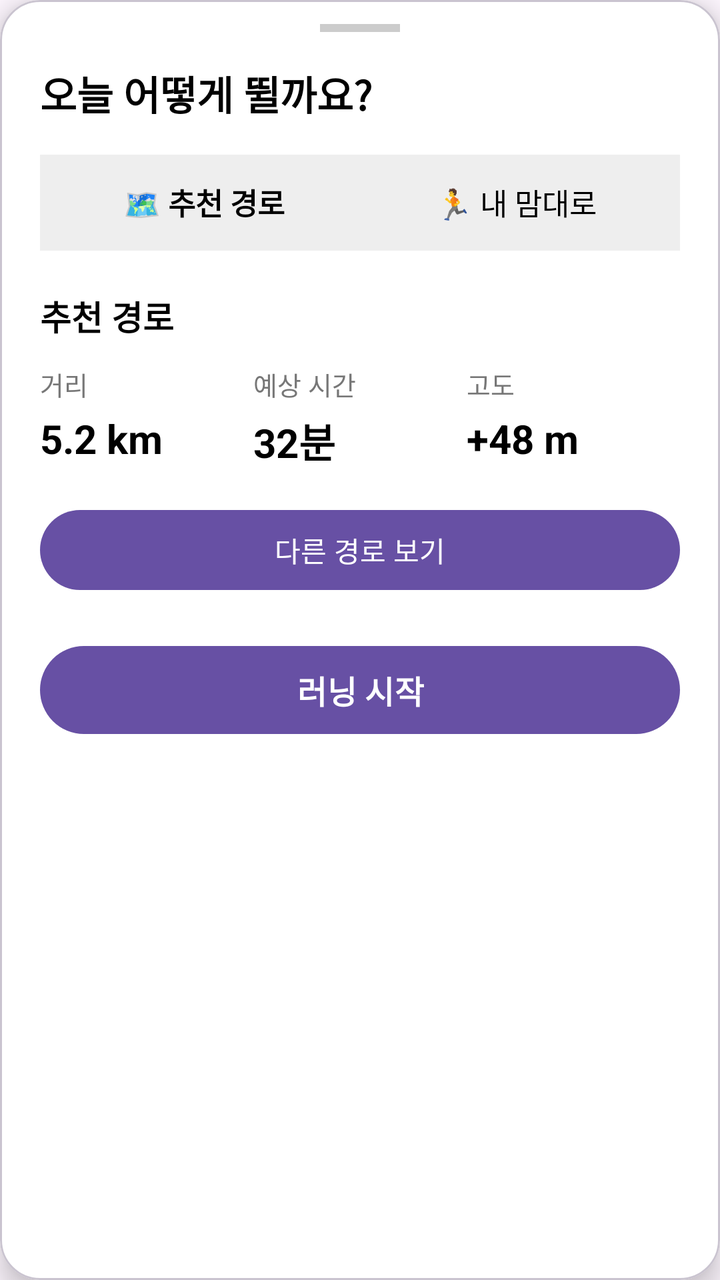
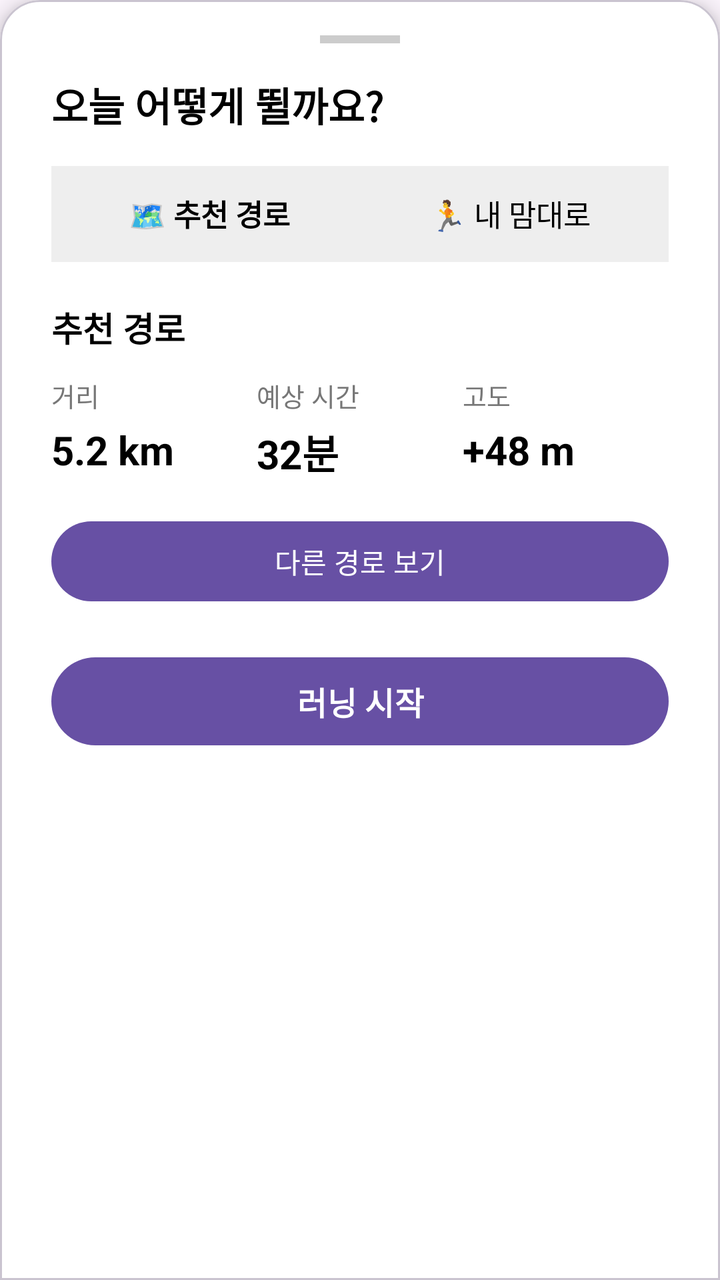

Before-and-after screenshots of an Android layout around one commit, followed by the original layout XML and the change that was made.
<!-- AndroidManifest.xml: application theme Theme.RunningProject -->
<!-- res/layout/bottom_sheet_running.xml -->
<?xml version="1.0" encoding="utf-8"?>
<com.google.android.material.card.MaterialCardView
    xmlns:android="http://schemas.android.com/apk/res/android"
    xmlns:app="http://schemas.android.com/apk/res-auto"
    android:id="@+id/running_bottom_sheet"
    android:layout_width="match_parent"
    android:layout_height="wrap_content"
    app:cardBackgroundColor="@android:color/white"
    app:cardCornerRadius="20dp"
    app:cardElevation="8dp"
    >

    <LinearLayout
        android:layout_width="match_parent"
        android:layout_height="wrap_content"
        android:orientation="vertical"
        android:paddingStart="20dp"
        android:paddingEnd="20dp"
        android:paddingTop="12dp"
        android:paddingBottom="20dp"
        >

        
        <View
            android:id="@+id/bottom_sheet_handle"
            android:layout_width="40dp"
            android:layout_height="4dp"
            android:layout_gravity="center_horizontal"
            android:background="#CCCCCC" />

        
        <TextView
            android:id="@+id/tv_running_title"
            android:layout_width="match_parent"
            android:layout_height="wrap_content"
            android:layout_marginTop="16dp"
            android:text="오늘 어떻게 뛸까요?"
            android:textColor="@android:color/black"
            android:textSize="20sp"
            android:textStyle="bold" />

        
        
        

        <LinearLayout
            android:id="@+id/running_mode_selector"
            android:layout_width="match_parent"
            android:layout_height="48dp"
            android:layout_marginTop="16dp"
            android:background="#EEEEEE"
            android:orientation="horizontal"
            android:padding="4dp">

            <TextView
                android:id="@+id/btn_mode_recommended"
                android:layout_width="0dp"
                android:layout_height="match_parent"
                android:layout_weight="1"
                android:gravity="center"
                android:text="🗺 추천 경로"
                android:textColor="@android:color/black"
                android:textSize="15sp"
                android:textStyle="bold" />

            <TextView
                android:id="@+id/btn_mode_free"
                android:layout_width="0dp"
                android:layout_height="match_parent"
                android:layout_weight="1"
                android:gravity="center"
                android:text="🏃 내 맘대로"
                android:textColor="@android:color/black"
                android:textSize="15sp" />

        </LinearLayout>


        
        
        

        <LinearLayout
            android:id="@+id/recommended_route_container"
            android:layout_width="match_parent"
            android:layout_height="wrap_content"
            android:layout_marginTop="20dp"
            android:orientation="vertical">

            <TextView
                android:id="@+id/tv_recommended_title"
                android:layout_width="match_parent"
                android:layout_height="wrap_content"
                android:text="추천 경로"
                android:textColor="@android:color/black"
                android:textSize="17sp"
                android:textStyle="bold" />

            <LinearLayout
                android:layout_width="match_parent"
                android:layout_height="wrap_content"
                android:layout_marginTop="12dp"
                android:orientation="horizontal">

                <LinearLayout
                    android:layout_width="0dp"
                    android:layout_height="wrap_content"
                    android:layout_weight="1"
                    android:orientation="vertical">

                    <TextView
                        android:layout_width="wrap_content"
                        android:layout_height="wrap_content"
                        android:text="거리"
                        android:textColor="#777777"
                        android:textSize="13sp" />

                    <TextView
                        android:id="@+id/tv_recommended_distance"
                        android:layout_width="wrap_content"
                        android:layout_height="wrap_content"
                        android:layout_marginTop="4dp"
                        android:text="5.2 km"
                        android:textColor="@android:color/black"
                        android:textSize="20sp"
                        android:textStyle="bold" />

                </LinearLayout>

                <LinearLayout
                    android:layout_width="0dp"
                    android:layout_height="wrap_content"
                    android:layout_weight="1"
                    android:orientation="vertical">

                    <TextView
                        android:layout_width="wrap_content"
                        android:layout_height="wrap_content"
                        android:text="예상 시간"
                        android:textColor="#777777"
                        android:textSize="13sp" />

                    <TextView
                        android:id="@+id/tv_recommended_time"
                        android:layout_width="wrap_content"
                        android:layout_height="wrap_content"
                        android:layout_marginTop="4dp"
                        android:text="32분"
                        android:textColor="@android:color/black"
                        android:textSize="20sp"
                        android:textStyle="bold" />

                </LinearLayout>

                <LinearLayout
                    android:layout_width="0dp"
                    android:layout_height="wrap_content"
                    android:layout_weight="1"
                    android:orientation="vertical">

                    <TextView
                        android:layout_width="wrap_content"
                        android:layout_height="wrap_content"
                        android:text="고도"
                        android:textColor="#777777"
                        android:textSize="13sp" />

                    <TextView
                        android:id="@+id/tv_recommended_elevation"
                        android:layout_width="wrap_content"
                        android:layout_height="wrap_content"
                        android:layout_marginTop="4dp"
                        android:text="+48 m"
                        android:textColor="@android:color/black"
                        android:textSize="20sp"
                        android:textStyle="bold" />

                </LinearLayout>

            </LinearLayout>

            
            <Button
                android:id="@+id/btn_other_route"
                android:layout_width="match_parent"
                android:layout_height="48dp"
                android:layout_marginTop="16dp"
                android:text="다른 경로 보기"
                android:textSize="14sp" />

        </LinearLayout>


        
        
        

        <LinearLayout
            android:id="@+id/free_running_container"
            android:layout_width="match_parent"
            android:layout_height="wrap_content"
            android:layout_marginTop="20dp"
            android:orientation="vertical"
            android:visibility="gone">

            <TextView
                android:id="@+id/tv_free_running_title"
                android:layout_width="match_parent"
                android:layout_height="wrap_content"
                android:text="내 맘대로 러닝"
                android:textColor="@android:color/black"
                android:textSize="17sp"
                android:textStyle="bold" />

            <TextView
                android:layout_width="match_parent"
                android:layout_height="wrap_content"
                android:layout_marginTop="6dp"
                android:text="원하는 곳으로 자유롭게 달려보세요."
                android:textColor="#777777"
                android:textSize="14sp" />

            
            <TextView
                android:id="@+id/tv_target_distance_title"
                android:layout_width="match_parent"
                android:layout_height="wrap_content"
                android:layout_marginTop="20dp"
                android:text="목표 거리"
                android:textColor="@android:color/black"
                android:textSize="15sp"
                android:textStyle="bold" />

            <LinearLayout
                android:id="@+id/target_distance_selector"
                android:layout_width="match_parent"
                android:layout_height="48dp"
                android:layout_marginTop="8dp"
                android:orientation="horizontal">

                <Button
                    android:id="@+id/btn_target_none"
                    android:layout_width="0dp"
                    android:layout_height="match_parent"
                    android:layout_weight="1"
                    android:text="제한 없음"
                    android:textSize="12sp" />

                <Button
                    android:id="@+id/btn_target_3km"
                    android:layout_width="0dp"
                    android:layout_height="match_parent"
                    android:layout_marginStart="4dp"
                    android:layout_weight="1"
                    android:text="3 km"
                    android:textSize="12sp" />

                <Button
                    android:id="@+id/btn_target_5km"
                    android:layout_width="0dp"
                    android:layout_height="match_parent"
                    android:layout_marginStart="4dp"
                    android:layout_weight="1"
                    android:text="5 km"
                    android:textSize="12sp" />

                <Button
                    android:id="@+id/btn_target_10km"
                    android:layout_width="0dp"
                    android:layout_height="match_parent"
                    android:layout_marginStart="4dp"
                    android:layout_weight="1"
                    android:text="10 km"
                    android:textSize="12sp" />

            </LinearLayout>

        </LinearLayout>


        
        
        

        <Button
            android:id="@+id/btn_start_running"
            android:layout_width="match_parent"
            android:layout_height="52dp"
            android:layout_marginTop="20dp"
            android:text="러닝 시작"
            android:textSize="16sp"
            android:textStyle="bold" />


        
        
        

        <LinearLayout
            android:id="@+id/running_active_container"
            android:layout_width="match_parent"
            android:layout_height="wrap_content"
            android:orientation="vertical"
            android:visibility="gone">

            <TextView
                android:id="@+id/tv_running_active_title"
                android:layout_width="match_parent"
                android:layout_height="wrap_content"
                android:text="러닝 중"
                android:textColor="@android:color/black"
                android:textSize="17sp"
                android:textStyle="bold" />

            
            <LinearLayout
                android:layout_width="match_parent"
                android:layout_height="wrap_content"
                android:layout_marginTop="16dp"
                android:orientation="horizontal">

                <LinearLayout
                    android:layout_width="0dp"
                    android:layout_height="wrap_content"
                    android:layout_weight="1"
                    android:orientation="vertical">

                    <TextView
                        android:layout_width="wrap_content"
                        android:layout_height="wrap_content"
                        android:text="거리"
                        android:textColor="#777777"
                        android:textSize="13sp" />

                    <TextView
                        android:id="@+id/tv_running_distance"
                        android:layout_width="wrap_content"
                        android:layout_height="wrap_content"
                        android:layout_marginTop="4dp"
                        android:text="0.00 km"
                        android:textColor="@android:color/black"
                        android:textSize="22sp"
                        android:textStyle="bold" />

                </LinearLayout>

                <LinearLayout
                    android:layout_width="0dp"
                    android:layout_height="wrap_content"
                    android:layout_weight="1"
                    android:orientation="vertical">

                    <TextView
                        android:layout_width="wrap_content"
                        android:layout_height="wrap_content"
                        android:text="시간"
                        android:textColor="#777777"
                        android:textSize="13sp" />

                    <TextView
                        android:id="@+id/tv_running_time"
                        android:layout_width="wrap_content"
                        android:layout_height="wrap_content"
                        android:layout_marginTop="4dp"
                        android:text="00:00"
                        android:textColor="@android:color/black"
                        android:textSize="22sp"
                        android:textStyle="bold" />

                </LinearLayout>

                <LinearLayout
                    android:layout_width="0dp"
                    android:layout_height="wrap_content"
                    android:layout_weight="1"
                    android:orientation="vertical">

                    <TextView
                        android:layout_width="wrap_content"
                        android:layout_height="wrap_content"
                        android:text="페이스"
                        android:textColor="#777777"
                        android:textSize="13sp" />

                    <TextView
                        android:id="@+id/tv_running_pace"
                        android:layout_width="wrap_content"
                        android:layout_height="wrap_content"
                        android:layout_marginTop="4dp"
                        android:text="--\'--&quot;/km"
                        android:textColor="@android:color/black"
                        android:textSize="22sp"
                        android:textStyle="bold"
                        />

                </LinearLayout>

            </LinearLayout>

            
            <LinearLayout
                android:layout_width="match_parent"
                android:layout_height="wrap_content"
                android:layout_marginTop="20dp"
                android:orientation="horizontal">

                <Button
                    android:id="@+id/btn_pause_running"
                    android:layout_width="0dp"
                    android:layout_height="52dp"
                    android:layout_weight="1"
                    android:text="일시정지" />

                <Button
                    android:id="@+id/btn_stop_running"
                    android:layout_width="0dp"
                    android:layout_height="52dp"
                    android:layout_marginStart="8dp"
                    android:layout_weight="1"
                    android:text="러닝 종료" />

            </LinearLayout>

        </LinearLayout>

    </LinearLayout>

</com.google.android.material.card.MaterialCardView>
<!-- resources referenced by this layout -->
<resources>
  <style name="Theme.RunningProject" parent="Base.Theme.RunningProject" />
  <style name="Base.Theme.RunningProject" parent="Theme.Material3.DayNight.NoActionBar">
          
          
      </style>
</resources>

<!-- the commit's change to res/layout/bottom_sheet_running.xml (unified diff, before → after) -->
@@ -6,8 +6,8 @@
     android:layout_width="match_parent"
     android:layout_height="wrap_content"
     app:cardBackgroundColor="@android:color/white"
-    app:cardCornerRadius="20dp"
     app:cardElevation="8dp"
+    app:shapeAppearanceOverlay="@style/TopRoundedCorner"
     >
 
     <LinearLayout
<!-- resource entries referenced after the edit -->
@@ -1,5 +1,12 @@
 <!-- resources referenced by this layout -->
 <resources>
+  <style name="TopRoundedCorner">
+          <item name="cornerFamily">rounded</item>
+          <item name="cornerSizeTopLeft">20dp</item>
+          <item name="cornerSizeTopRight">20dp</item>
+          <item name="cornerSizeBottomLeft">0dp</item>
+          <item name="cornerSizeBottomRight">0dp</item>
+      </style>
   <style name="Theme.RunningProject" parent="Base.Theme.RunningProject" />
   <style name="Base.Theme.RunningProject" parent="Theme.Material3.DayNight.NoActionBar">
           
